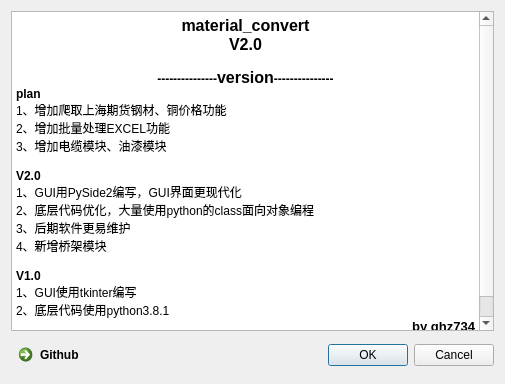
Qt form qt_for_python/uic/window_12.ui (qhzgit734/material_convert) before a commit.
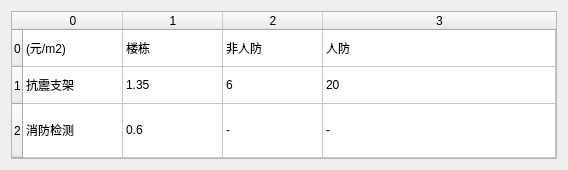
The same form after that commit.

```diff
--- a/qt_for_python/uic/window_12.ui
+++ b/qt_for_python/uic/window_12.ui
@@ -1,64 +1,155 @@
 <?xml version="1.0" encoding="UTF-8"?>
 <ui version="4.0">
- <class>Dialog</class>
- <widget class="QDialog" name="Dialog">
+ <class>Form</class>
+ <widget class="QWidget" name="Form">
   <property name="geometry">
    <rect>
     <x>0</x>
     <y>0</y>
-    <width>505</width>
-    <height>384</height>
+    <width>568</width>
+    <height>170</height>
    </rect>
   </property>
   <property name="windowTitle">
    <string>version</string>
   </property>
-  <layout class="QGridLayout" name="gridLayout">
-   <item row="0" column="0" colspan="2">
-    <widget class="QTextBrowser" name="textBrowser">
-     <property name="html">
-      <string>&lt;!DOCTYPE HTML PUBLIC &quot;-//W3C//DTD HTML 4.0//EN&quot; &quot;http://www.w3.org/TR/REC-html40/strict.dtd&quot;&gt;
-&lt;html&gt;&lt;head&gt;&lt;meta name=&quot;qrichtext&quot; content=&quot;1&quot; /&gt;&lt;style type=&quot;text/css&quot;&gt;
-p, li { white-space: pre-wrap; }
-&lt;/style&gt;&lt;/head&gt;&lt;body style=&quot; font-family:'SimSun'; font-size:9pt; font-weight:400; font-style:normal;&quot;&gt;
-&lt;p align=&quot;center&quot; style=&quot; margin-top:0px; margin-bottom:0px; margin-left:0px; margin-right:0px; -qt-block-indent:0; text-indent:0px;&quot;&gt;&lt;span style=&quot; font-size:12pt; font-weight:600;&quot;&gt;material_convert&lt;/span&gt;&lt;/p&gt;
-&lt;p align=&quot;center&quot; style=&quot; margin-top:0px; margin-bottom:0px; margin-left:0px; margin-right:0px; -qt-block-indent:0; text-indent:0px;&quot;&gt;&lt;span style=&quot; font-size:12pt; font-weight:600;&quot;&gt;V2.0&lt;/span&gt;&lt;/p&gt;
-&lt;p align=&quot;right&quot; style=&quot;-qt-paragraph-type:empty; margin-top:0px; margin-bottom:0px; margin-left:0px; margin-right:0px; -qt-block-indent:0; text-indent:0px;&quot;&gt;&lt;br /&gt;&lt;/p&gt;
-&lt;p align=&quot;center&quot; style=&quot; margin-top:0px; margin-bottom:0px; margin-left:0px; margin-right:0px; -qt-block-indent:0; text-indent:0px;&quot;&gt;&lt;span style=&quot; font-weight:600;&quot;&gt;---------------&lt;/span&gt;&lt;span style=&quot; font-size:12pt; font-weight:600;&quot;&gt;version&lt;/span&gt;&lt;span style=&quot; font-weight:600;&quot;&gt;---------------&lt;/span&gt;&lt;/p&gt;
-&lt;p style=&quot; margin-top:0px; margin-bottom:0px; margin-left:0px; margin-right:0px; -qt-block-indent:0; text-indent:0px;&quot;&gt;&lt;span style=&quot; font-weight:600;&quot;&gt;plan&lt;/span&gt;&lt;/p&gt;
-&lt;p style=&quot; margin-top:0px; margin-bottom:0px; margin-left:0px; margin-right:0px; -qt-block-indent:0; text-indent:0px;&quot;&gt;1、增加爬取上海期货钢材、铜价格功能&lt;/p&gt;
-&lt;p style=&quot; margin-top:0px; margin-bottom:0px; margin-left:0px; margin-right:0px; -qt-block-indent:0; text-indent:0px;&quot;&gt;2、增加批量处理EXCEL功能&lt;/p&gt;
-&lt;p style=&quot; margin-top:0px; margin-bottom:0px; margin-left:0px; margin-right:0px; -qt-block-indent:0; text-indent:0px;&quot;&gt;3、增加电缆模块、油漆模块&lt;/p&gt;
-&lt;p style=&quot;-qt-paragraph-type:empty; margin-top:0px; margin-bottom:0px; margin-left:0px; margin-right:0px; -qt-block-indent:0; text-indent:0px; font-weight:600;&quot;&gt;&lt;br /&gt;&lt;/p&gt;
-&lt;p style=&quot; margin-top:0px; margin-bottom:0px; margin-left:0px; margin-right:0px; -qt-block-indent:0; text-indent:0px;&quot;&gt;&lt;span style=&quot; font-weight:600;&quot;&gt;V2.0&lt;/span&gt;&lt;/p&gt;
-&lt;p style=&quot; margin-top:0px; margin-bottom:0px; margin-left:0px; margin-right:0px; -qt-block-indent:0; text-indent:0px;&quot;&gt;1、GUI用PySide2编写，GUI界面更现代化&lt;/p&gt;
-&lt;p style=&quot; margin-top:0px; margin-bottom:0px; margin-left:0px; margin-right:0px; -qt-block-indent:0; text-indent:0px;&quot;&gt;2、底层代码优化，大量使用python的class面向对象编程&lt;/p&gt;
-&lt;p style=&quot; margin-top:0px; margin-bottom:0px; margin-left:0px; margin-right:0px; -qt-block-indent:0; text-indent:0px;&quot;&gt;3、后期软件更易维护&lt;/p&gt;
-&lt;p style=&quot; margin-top:0px; margin-bottom:0px; margin-left:0px; margin-right:0px; -qt-block-indent:0; text-indent:0px;&quot;&gt;4、新增桥架模块&lt;/p&gt;
-&lt;p style=&quot;-qt-paragraph-type:empty; margin-top:0px; margin-bottom:0px; margin-left:0px; margin-right:0px; -qt-block-indent:0; text-indent:0px;&quot;&gt;&lt;br /&gt;&lt;/p&gt;
-&lt;p style=&quot; margin-top:0px; margin-bottom:0px; margin-left:0px; margin-right:0px; -qt-block-indent:0; text-indent:0px;&quot;&gt;&lt;span style=&quot; font-weight:600;&quot;&gt;V1.0&lt;/span&gt;&lt;/p&gt;
-&lt;p style=&quot; margin-top:0px; margin-bottom:0px; margin-left:0px; margin-right:0px; -qt-block-indent:0; text-indent:0px;&quot;&gt;1、GUI使用tkinter编写&lt;/p&gt;
-&lt;p style=&quot; margin-top:0px; margin-bottom:0px; margin-left:0px; margin-right:0px; -qt-block-indent:0; text-indent:0px;&quot;&gt;2、底层代码使用python3.8.1&lt;/p&gt;
-&lt;p align=&quot;right&quot; style=&quot; margin-top:0px; margin-bottom:0px; margin-left:0px; margin-right:0px; -qt-block-indent:0; text-indent:0px;&quot;&gt;&lt;span style=&quot; font-size:10pt; font-weight:600;&quot;&gt;by qhz734&lt;/span&gt;&lt;/p&gt;
-&lt;p align=&quot;right&quot; style=&quot; margin-top:0px; margin-bottom:0px; margin-left:0px; margin-right:0px; -qt-block-indent:0; text-indent:0px;&quot;&gt;&lt;span style=&quot; font-size:10pt; font-weight:600;&quot;&gt;2022.07.20&lt;/span&gt;&lt;/p&gt;&lt;/body&gt;&lt;/html&gt;</string>
+  <layout class="QVBoxLayout" name="verticalLayout">
+   <item>
+    <widget class="QTableWidget" name="tableWidget">
+     <property name="showGrid">
+      <bool>true</bool>
      </property>
-    </widget>
-   </item>
-   <item row="1" column="0">
-    <widget class="QCommandLinkButton" name="commandLinkButton">
-     <property name="text">
-      <string>Github</string>
+     <property name="sortingEnabled">
+      <bool>false</bool>
      </property>
-    </widget>
-   </item>
-   <item row="1" column="1">
-    <widget class="QDialogButtonBox" name="buttonBox">
-     <property name="orientation">
-      <enum>Qt::Horizontal</enum>
-     </property>
-     <property name="standardButtons">
-      <set>QDialogButtonBox::Cancel|QDialogButtonBox::Ok</set>
-     </property>
+     <attribute name="horizontalHeaderVisible">
+      <bool>true</bool>
+     </attribute>
+     <attribute name="horizontalHeaderStretchLastSection">
+      <bool>true</bool>
+     </attribute>
+     <attribute name="verticalHeaderDefaultSectionSize">
+      <number>37</number>
+     </attribute>
+     <attribute name="verticalHeaderShowSortIndicator" stdset="0">
+      <bool>false</bool>
+     </attribute>
+     <attribute name="verticalHeaderStretchLastSection">
+      <bool>true</bool>
+     </attribute>
+     <row>
+      <property name="text">
+       <string>0</string>
+      </property>
+     </row>
+     <row>
+      <property name="text">
+       <string>1</string>
+      </property>
+     </row>
+     <row>
+      <property name="text">
+       <string>2</string>
+      </property>
+     </row>
+     <column>
+      <property name="text">
+       <string>0</string>
+      </property>
+     </column>
+     <column>
+      <property name="text">
+       <string>1</string>
+      </property>
+     </column>
+     <column>
+      <property name="text">
+       <string>2</string>
+      </property>
+     </column>
+     <column>
+      <property name="text">
+       <string>3</string>
+      </property>
+     </column>
+     <item row="0" column="0">
+      <property name="text">
+       <string>(元/m2)</string>
+      </property>
+      <property name="background">
+       <brush brushstyle="NoBrush">
+        <color alpha="255">
+         <red>0</red>
+         <green>0</green>
+         <blue>0</blue>
+        </color>
+       </brush>
+      </property>
+      <property name="foreground">
+       <brush brushstyle="NoBrush">
+        <color alpha="255">
+         <red>0</red>
+         <green>0</green>
+         <blue>0</blue>
+        </color>
+       </brush>
+      </property>
+     </item>
+     <item row="0" column="1">
+      <property name="text">
+       <string>楼栋</string>
+      </property>
+     </item>
+     <item row="0" column="2">
+      <property name="text">
+       <string>非人防</string>
+      </property>
+     </item>
+     <item row="0" column="3">
+      <property name="text">
+       <string>人防</string>
+      </property>
+     </item>
+     <item row="1" column="0">
+      <property name="text">
+       <string>抗震支架</string>
+      </property>
+     </item>
+     <item row="1" column="1">
+      <property name="text">
+       <string>1.35</string>
+      </property>
+     </item>
+     <item row="1" column="2">
+      <property name="text">
+       <string>6</string>
+      </property>
+     </item>
+     <item row="1" column="3">
+      <property name="text">
+       <string>20</string>
+      </property>
+     </item>
+     <item row="2" column="0">
+      <property name="text">
+       <string>消防检测</string>
+      </property>
+     </item>
+     <item row="2" column="1">
+      <property name="text">
+       <string>0.6</string>
+      </property>
+     </item>
+     <item row="2" column="2">
+      <property name="text">
+       <string>-</string>
+      </property>
+     </item>
+     <item row="2" column="3">
+      <property name="text">
+       <string>-</string>
+      </property>
+     </item>
     </widget>
    </item>
   </layout>
```
Left out of the diff: 37 changed lines with no effect on the pictures.
